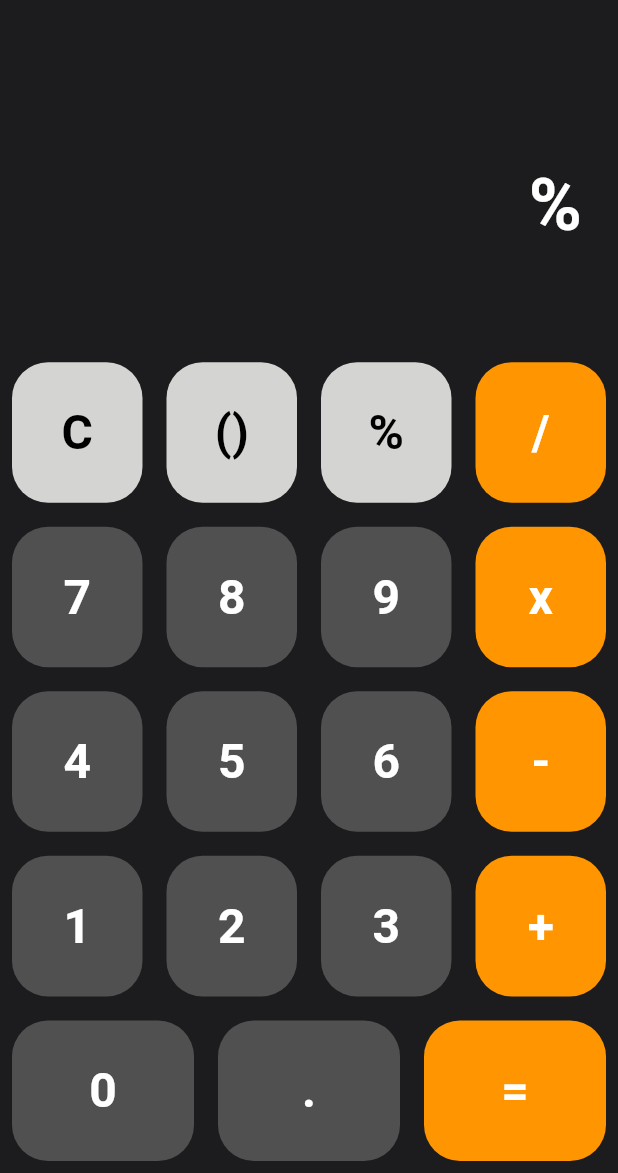
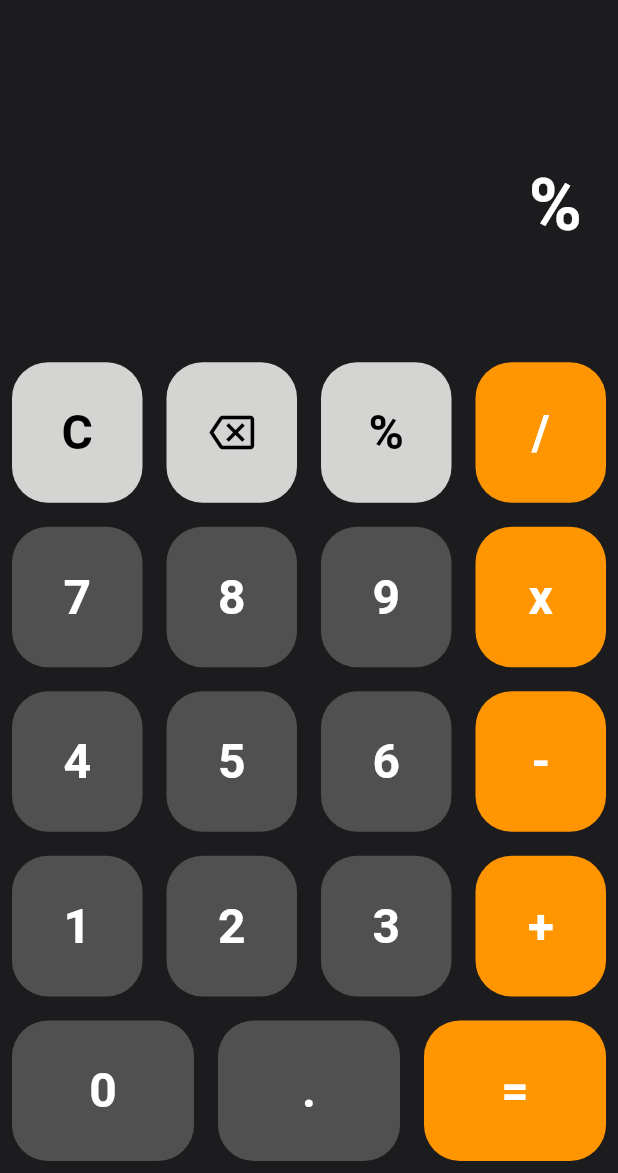
Before and after one commit to Breno2840/Myteste, a Flutter app: the screen it shows after launch, after a tap on an icon or button, on a phone screen of 412 x 824 dp, the part 63-1236 px from its top. Run offline on Flutter 3.47's test engine with Material 3 defaults, Android fonts, the phone set to English and light mode, and no system bars; our stand-ins replace math_expressions.

Commit message:
Atualizar o main.dart

```diff
--- a/lib/main.dart
+++ b/lib/main.dart
@@ -1,5 +1,5 @@
 import 'package:flutter/material.dart';
-import 'package:flutter/services.dart';
+import 'package.flutter/services.dart';
 import 'package:math_expressions/math_expressions.dart';
 
 void main() {
@@ -69,7 +69,15 @@ class _CalculatorHomePageState extends State<CalculatorHomePage> {
         expression = "";
         result = "0";
         liveResult = "";
-      } else if (buttonText == "=") {
+      }
+      // Lógica para o botão de apagar
+      else if (buttonText == "backspace") {
+        if (expression.isNotEmpty) {
+          expression = expression.substring(0, expression.length - 1);
+          _calculateLiveResult(); // Recalcula o preview
+        }
+      }
+      else if (buttonText == "=") {
         if (liveResult.isNotEmpty) {
           String finalResult = liveResult.substring(2);
           history.insert(0, "$expression = $finalResult");
@@ -93,7 +101,6 @@ class _CalculatorHomePageState extends State<CalculatorHomePage> {
       context: context,
       backgroundColor: const Color(0xFF505050),
       builder: (BuildContext context) {
-        // Usamos um StatefulWidget aqui para que a tela de histórico possa ser atualizada (ao limpar)
         return StatefulBuilder(
           builder: (BuildContext context, StateSetter setModalState) {
             return Column(
@@ -108,11 +115,9 @@ class _CalculatorHomePageState extends State<CalculatorHomePage> {
                         "Histórico",
                         style: TextStyle(fontSize: 20, fontWeight: FontWeight.bold, color: Colors.white),
                       ),
-                      // ✅ 1. BOTÃO DE LIMPAR HISTÓRICO
                       IconButton(
                         icon: const Icon(Icons.delete_outline, color: Colors.white),
                         onPressed: history.isEmpty ? null : () {
-                          // Mostra um diálogo de confirmação
                           showDialog(
                             context: context,
                             builder: (BuildContext ctx) {
@@ -129,7 +134,6 @@ class _CalculatorHomePageState extends State<CalculatorHomePage> {
                                   TextButton(
                                     child: const Text('Limpar', style: TextStyle(color: Colors.red)),
                                     onPressed: () {
-                                      // Atualiza a tela do modal e a tela principal
                                       setModalState(() {
                                         history.clear();
                                       });
@@ -164,10 +168,8 @@ class _CalculatorHomePageState extends State<CalculatorHomePage> {
                                 textAlign: TextAlign.center,
                                 style: const TextStyle(color: Colors.white, fontSize: 22),
                               ),
-                              // ✅ 2. AÇÃO DE COPIAR AO TOCAR
                               onTap: () {
                                 Clipboard.setData(ClipboardData(text: history[index]));
-                                // Fecha o painel e mostra a confirmação
                                 Navigator.pop(context);
                                 ScaffoldMessenger.of(context).showSnackBar(
                                   const SnackBar(content: Text('Cálculo copiado para a área de transferência!')),
@@ -185,6 +187,7 @@ class _CalculatorHomePageState extends State<CalculatorHomePage> {
     );
   }
 
+  // ✅ WIDGET DO BOTÃO ATUALIZADO PARA USAR O ÍCONE
   Widget buildButton(String buttonText, Color textColor, Color buttonColor) {
     return Expanded(
       child: Container(
@@ -201,7 +204,9 @@ class _CalculatorHomePageState extends State<CalculatorHomePage> {
             splashColor: Colors.white.withOpacity(0.2),
             highlightColor: Colors.white.withOpacity(0.1),
             child: Center(
-              child: Text(
+              child: buttonText == "backspace"
+                  ? Icon(Icons.backspace_outlined, color: textColor, size: 30)
+                  : Text(
                       buttonText,
                       style: TextStyle(
                         fontSize: 32.0,
@@ -270,7 +275,6 @@ class _CalculatorHomePageState extends State<CalculatorHomePage> {
                 ),
               ),
             ),
-            // Linhas de botões
             Expanded(
               flex: 5,
               child: Column(
@@ -279,7 +283,8 @@ class _CalculatorHomePageState extends State<CalculatorHomePage> {
                     child: Row(
                       children: <Widget>[
                         buildButton("C", topTextColor, topButtonColor),
-                        buildButton("()", topTextColor, topButtonColor),
+                        // ✅ BOTÃO DE APAGAR COM O NOVO ÍCONE
+                        buildButton("backspace", topTextColor, topButtonColor),
                         buildButton("%", topTextColor, topButtonColor),
                         buildButton("/", defaultTextColor, operatorButtonColor),
                       ],
```
Lines whose indentation alone changed are shown as unchanged.
